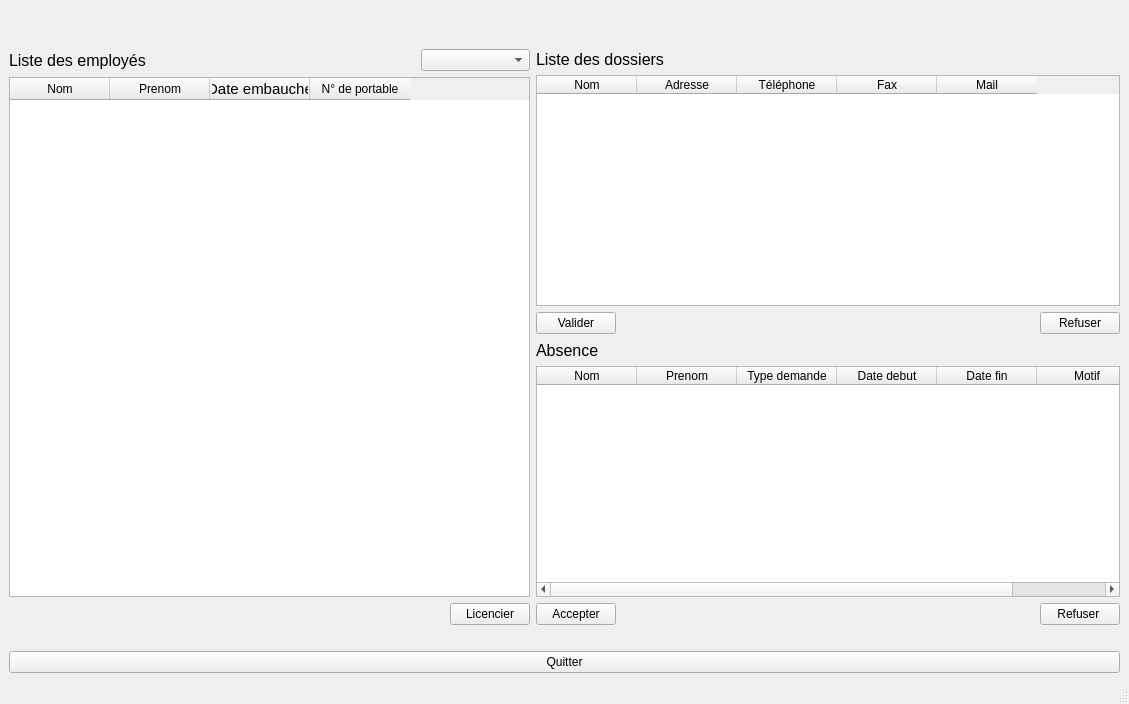
Qt form CODE/mainwindowchef.ui (dervieuxC/gestionDemenagementCorrige) before a commit.
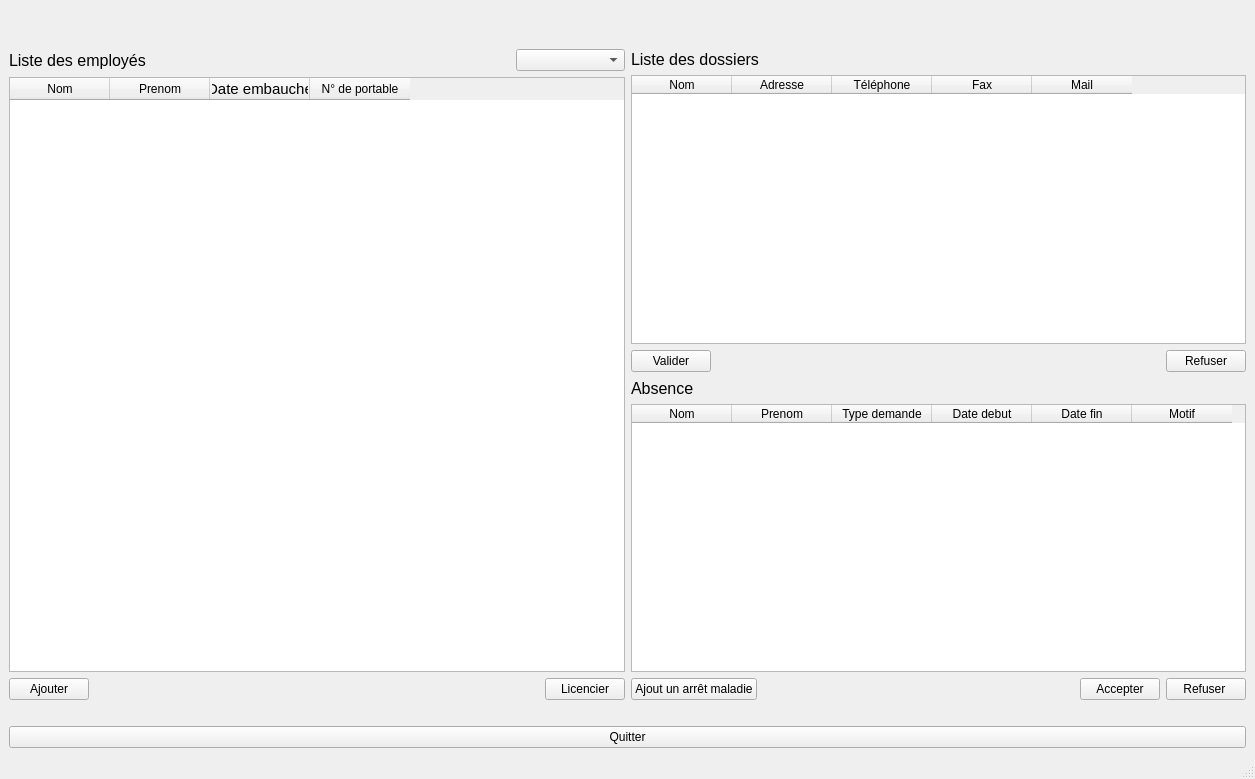
The same form after that commit.

Commit message: ajout mainwindow chef agence

The edit to the form file:
```diff
--- a/CODE/mainwindowchef.ui
+++ b/CODE/mainwindowchef.ui
@@ -6,8 +6,8 @@
    <rect>
     <x>0</x>
     <y>0</y>
-    <width>1129</width>
-    <height>704</height>
+    <width>1255</width>
+    <height>779</height>
    </rect>
   </property>
   <property name="windowTitle">
@@ -144,13 +144,20 @@
             <item>
              <layout class="QHBoxLayout" name="horizontalLayout_4">
               <item>
-               <spacer name="horizontalSpacer_4">
+               <widget class="QPushButton" name="pushButtonAjouterEmploye">
+                <property name="text">
+                 <string>Ajouter</string>
+                </property>
+               </widget>
+              </item>
+              <item>
+               <spacer name="horizontalSpacer_2">
                 <property name="orientation">
                  <enum>Qt::Horizontal</enum>
                 </property>
                 <property name="sizeHint" stdset="0">
                  <size>
-                  <width>378</width>
+                  <width>40</width>
                   <height>20</height>
                  </size>
                 </property>
@@ -329,6 +336,26 @@
               </item>
               <item>
                <layout class="QHBoxLayout" name="horizontalLayout_2">
+                <item>
+                 <widget class="QPushButton" name="pushButtonAjoutArretMaladie">
+                  <property name="text">
+                   <string>Ajout un arrêt maladie</string>
+                  </property>
+                 </widget>
+                </item>
+                <item>
+                 <spacer name="horizontalSpacer_8">
+                  <property name="orientation">
+                   <enum>Qt::Horizontal</enum>
+                  </property>
+                  <property name="sizeHint" stdset="0">
+                   <size>
+                    <width>40</width>
+                    <height>20</height>
+                   </size>
+                  </property>
+                 </spacer>
+                </item>
                 <item>
                  <widget class="QPushButton" name="pushButtonAccepterDemande">
                   <property name="text">
@@ -336,19 +363,6 @@
                   </property>
                  </widget>
                 </item>
-                <item>
-                 <spacer name="horizontalSpacer_2">
-                  <property name="orientation">
-                   <enum>Qt::Horizontal</enum>
-                  </property>
-                  <property name="sizeHint" stdset="0">
-                   <size>
-                    <width>418</width>
-                    <height>20</height>
-                   </size>
-                  </property>
-                 </spacer>
-                </item>
                 <item>
                  <widget class="QPushButton" name="pushButtonRefuserDemande">
                   <property name="text">
```
Left out of the diff: 4 changed lines with no effect on the pictures.
